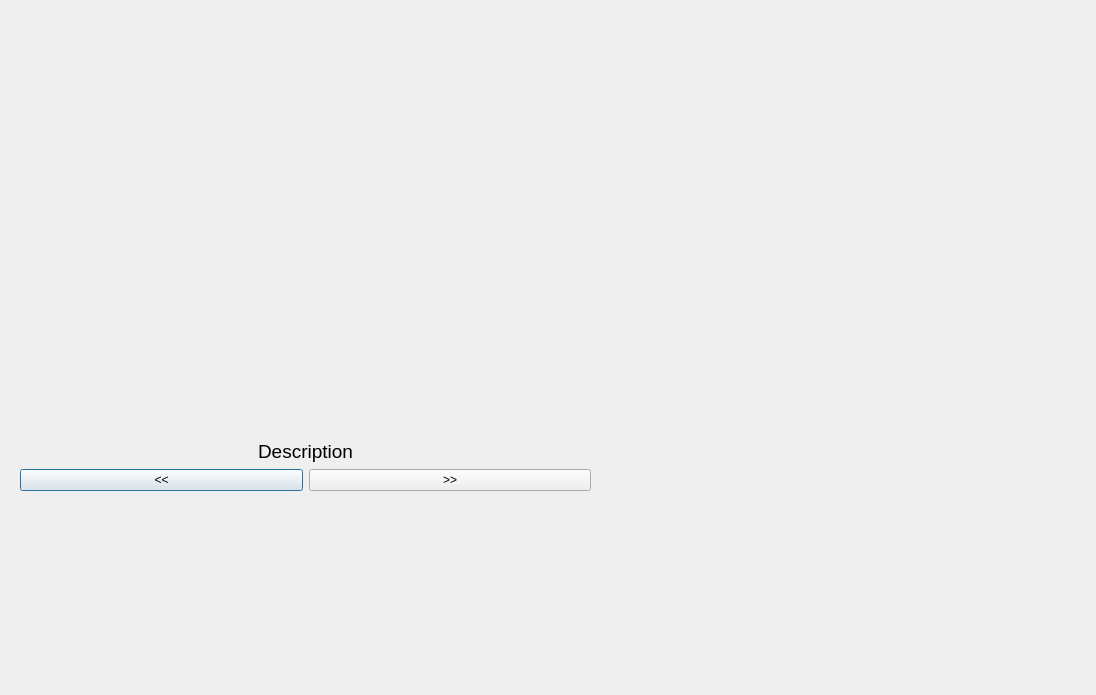
The window that ruleswindow.ui (M-Bell/Raccoon) describes before a commit, drawn with Qt 5.
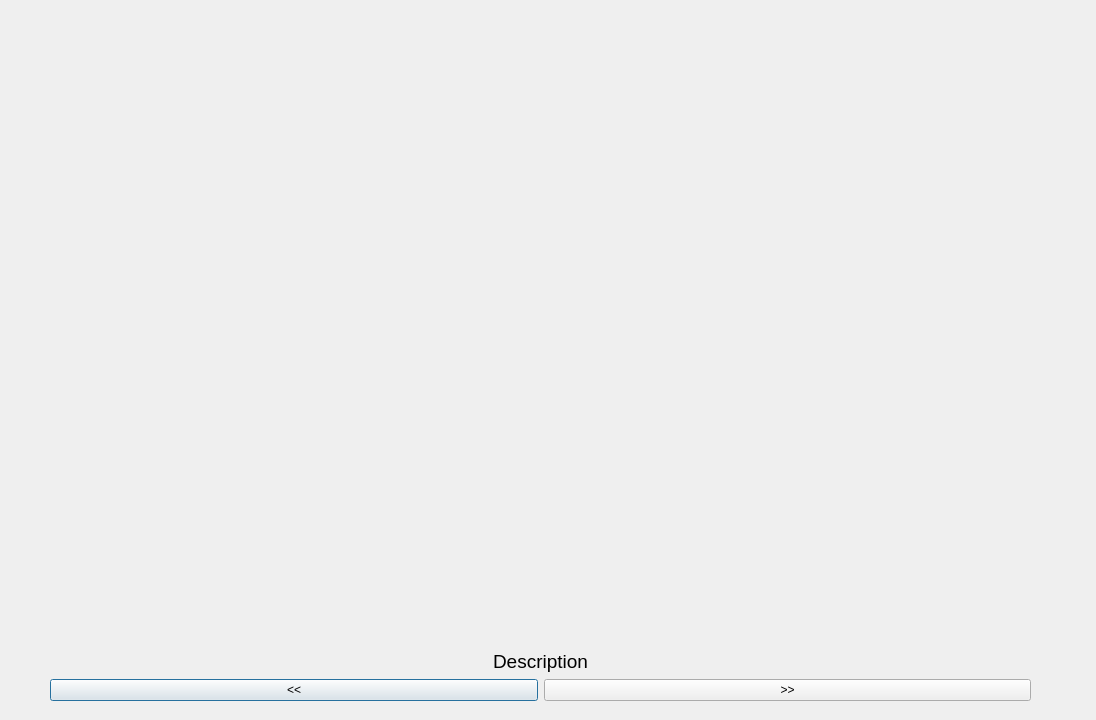
The same window after the commit.

Commit message: style game rules window

Diff of the .ui file:
```diff
--- a/ruleswindow.ui
+++ b/ruleswindow.ui
@@ -6,10 +6,8 @@
    <rect>
     <x>0</x>
     <y>0</y>
-
     <width>1096</width>
-    <height>695</height>
-
+    <height>720</height>
    </rect>
   </property>
   <property name="windowTitle">
@@ -18,12 +16,10 @@
   <widget class="QWidget" name="gridLayoutWidget">
    <property name="geometry">
     <rect>
-     <x>20</x>
-
-     <y>30</y>
-     <width>571</width>
-     <height>461</height>
-
+     <x>50</x>
+     <y>0</y>
+     <width>981</width>
+     <height>701</height>
     </rect>
    </property>
    <layout class="QGridLayout" name="gridLayout">
```
Left out of the diff: 4 changed lines with no effect on the pictures. The commit also changes 1 other file.
